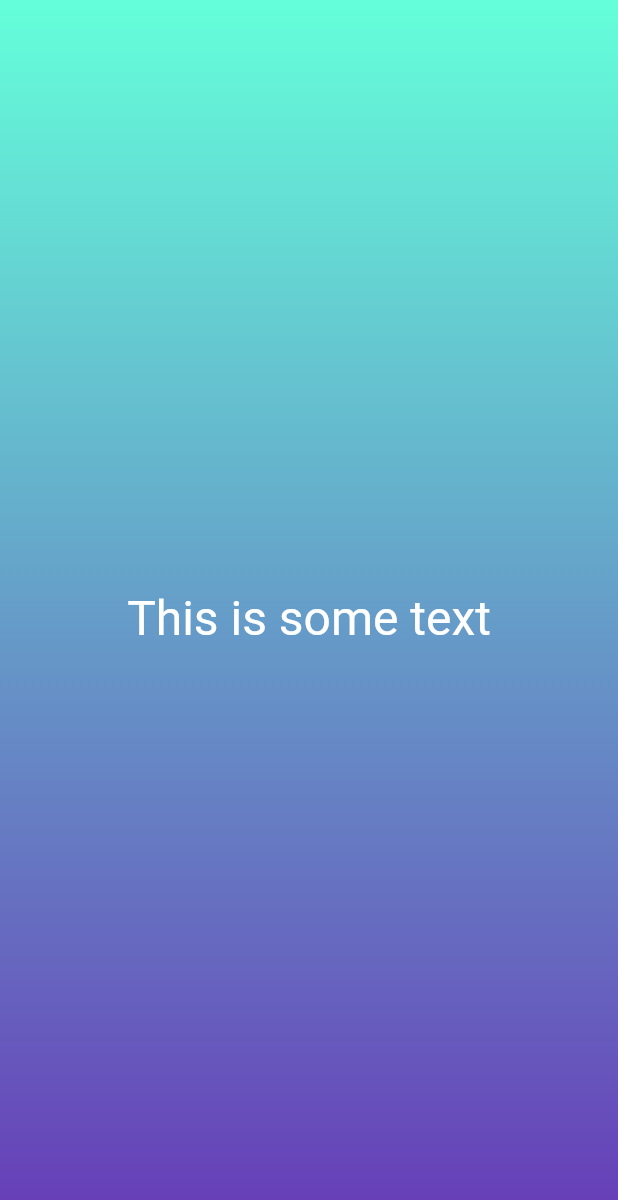
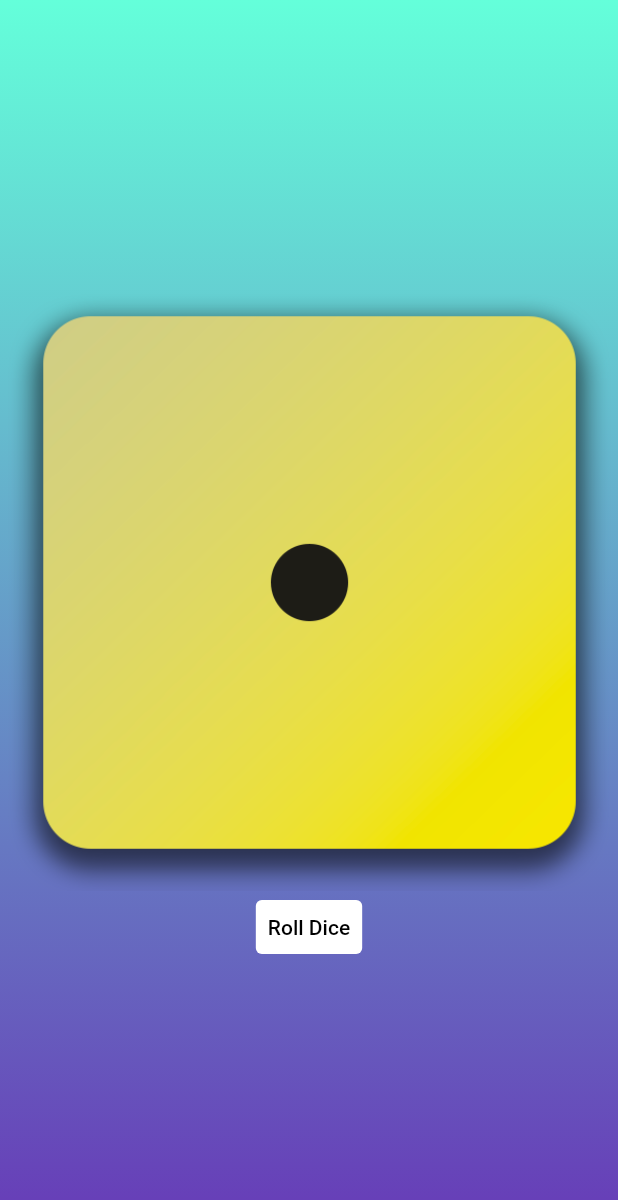
Before and after one commit to Skoomatron/FlutterDiceRoller, a Flutter app: the screen it shows after launch, on a phone screen of 412 x 824 dp. Shown: the top 1200 px of the screen. Run offline on Flutter 3.47's test engine with Material 2 defaults, Android fonts, the phone set to English and light mode, and no system bars.

Commit message:
Dice Roller With Stateful Widget And Custom Random Roll

```diff
--- /dev/null
+++ b/lib/dice_roller.dart
@@ -0,0 +1,52 @@
+import 'dart:math';
+
+import 'package:flutter/material.dart';
+
+class DiceRoller extends StatefulWidget {
+
+  const DiceRoller({super.key});
+
+  @override
+  State<DiceRoller> createState() {
+    return _DiceRollerState();
+  }
+}
+
+class _DiceRollerState extends State<DiceRoller> {
+
+  var path = 'assets/images/dice-1.png';
+
+  void rollDice() {
+    Random random = Random();
+    int index = random.nextInt(6);
+    print(index);
+    List<String> images = [
+      'assets/images/dice-1.png',
+      'assets/images/dice-2.png',
+      'assets/images/dice-3.png',
+      'assets/images/dice-4.png',
+      'assets/images/dice-5.png',
+      'assets/images/dice-6.png',
+    ];
+
+    setState(() {
+      path = images[index];
+    });
+  }
+
+  @override
+  Widget build(context) {
+    return Column(
+      mainAxisSize: MainAxisSize.min,
+      children: [
+        Image.asset(path),
+        TextButton(
+            onPressed: rollDice,
+            style: TextButton.styleFrom(
+                backgroundColor: Colors.white,
+                foregroundColor: Colors.black),
+            child: const Text('Roll Dice')),
+      ],
+    );
+  }
+}
--- a/lib/gradient_container.dart
+++ b/lib/gradient_container.dart
@@ -1,6 +1,5 @@
+import 'package:dice_roller/dice_roller.dart';
 import 'package:flutter/material.dart';
-import 'text_block.dart';
-
 
 const startAlignment = Alignment.bottomCenter;
 const endAlignment = Alignment.topCenter;
@@ -16,13 +15,10 @@ class GradientContainer extends StatelessWidget {
     return Container(
       decoration: BoxDecoration(
         gradient: LinearGradient(
-            colors: [color1, color2],
-            begin: startAlignment,
-            end: endAlignment
-        ),
+            colors: [color1, color2], begin: startAlignment, end: endAlignment),
       ),
-      child: const Center(
-        child: TextBlock(Colors.white)
+      child: Center(
+        child: DiceRoller(),
       ),
     );
   }
```
Also changed, not shown: pubspec.yaml (+7 -4 lines).
